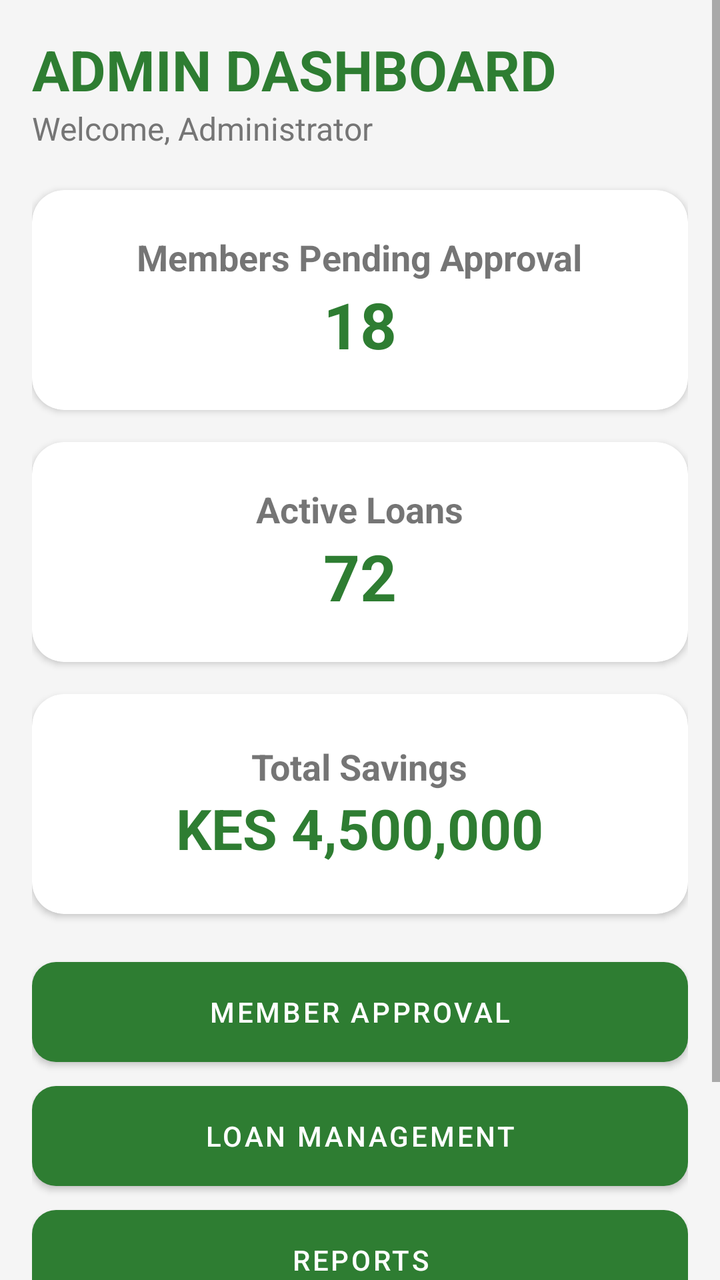
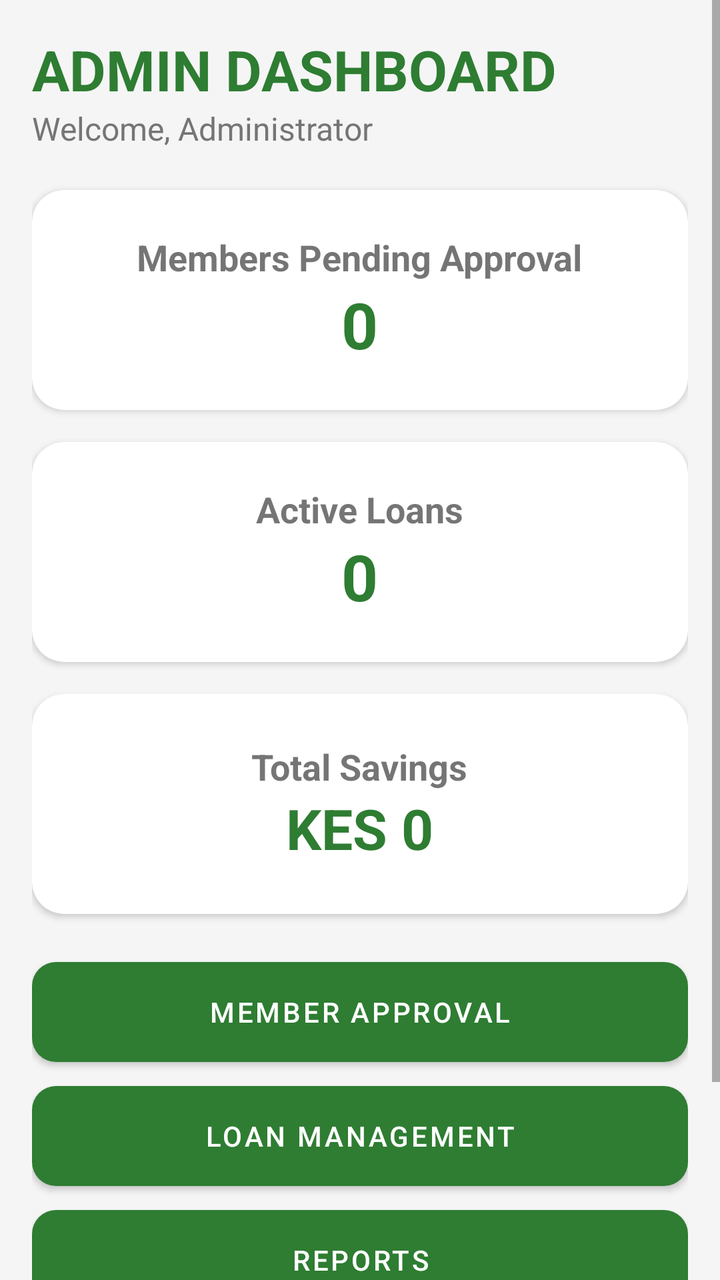

The first picture is an Android layout as it rendered before a commit; the second is the same layout after the commit. The layout source and the unified diff follow.
<!-- AndroidManifest.xml: application theme Theme.JiSaveSacco -->
<!-- res/layout/activity_admin_dashboard.xml -->
<?xml version="1.0" encoding="utf-8"?>
<ScrollView xmlns:android="http://schemas.android.com/apk/res/android"
    xmlns:app="http://schemas.android.com/apk/res-auto"
    android:layout_width="match_parent"
    android:layout_height="match_parent"
    android:background="@color/background">

    <LinearLayout
        android:layout_width="match_parent"
        android:layout_height="wrap_content"
        android:orientation="vertical"
        android:padding="16dp">

        <TextView
            android:layout_width="wrap_content"
            android:layout_height="wrap_content"
            android:text="ADMIN DASHBOARD"
            android:textStyle="bold"
            android:textSize="28sp"
            android:textColor="@color/primaryGreen"/>

        <TextView
            android:layout_width="wrap_content"
            android:layout_height="wrap_content"
            android:text="Welcome, Administrator"
            android:textColor="@color/textGray"
            android:textSize="16sp"
            android:layout_marginBottom="20dp"/>

        
        <androidx.cardview.widget.CardView
            android:layout_width="match_parent"
            android:layout_height="110dp"
            android:layout_marginBottom="16dp"
            app:cardCornerRadius="16dp">

            <LinearLayout
                android:layout_width="match_parent"
                android:layout_height="match_parent"
                android:gravity="center"
                android:orientation="vertical">

                <TextView
                    android:text="Members Pending Approval"
                    android:textSize="18sp"
                    android:textStyle="bold"
                    android:layout_width="wrap_content"
                    android:layout_height="wrap_content"/>

                <TextView
                    android:text="18"
                    android:textSize="32sp"
                    android:textStyle="bold"
                    android:textColor="@color/primaryGreen"
                    android:layout_width="wrap_content"
                    android:layout_height="wrap_content"/>

            </LinearLayout>

        </androidx.cardview.widget.CardView>

        
        <androidx.cardview.widget.CardView
            android:layout_width="match_parent"
            android:layout_height="110dp"
            android:layout_marginBottom="16dp"
            app:cardCornerRadius="16dp">

            <LinearLayout
                android:layout_width="match_parent"
                android:layout_height="match_parent"
                android:gravity="center"
                android:orientation="vertical">

                <TextView
                    android:text="Active Loans"
                    android:textSize="18sp"
                    android:textStyle="bold"
                    android:layout_width="wrap_content"
                    android:layout_height="wrap_content"/>

                <TextView
                    android:text="72"
                    android:textSize="32sp"
                    android:textStyle="bold"
                    android:textColor="@color/primaryGreen"
                    android:layout_width="wrap_content"
                    android:layout_height="wrap_content"/>

            </LinearLayout>

        </androidx.cardview.widget.CardView>

        
        <androidx.cardview.widget.CardView
            android:layout_width="match_parent"
            android:layout_height="110dp"
            android:layout_marginBottom="24dp"
            app:cardCornerRadius="16dp">

            <LinearLayout
                android:layout_width="match_parent"
                android:layout_height="match_parent"
                android:gravity="center"
                android:orientation="vertical">

                <TextView
                    android:text="Total Savings"
                    android:textSize="18sp"
                    android:textStyle="bold"
                    android:layout_width="wrap_content"
                    android:layout_height="wrap_content"/>

                <TextView
                    android:text="KES 4,500,000"
                    android:textSize="28sp"
                    android:textStyle="bold"
                    android:textColor="@color/primaryGreen"
                    android:layout_width="wrap_content"
                    android:layout_height="wrap_content"/>

            </LinearLayout>

        </androidx.cardview.widget.CardView>

        <Button
            android:id="@+id/btnMemberApproval"
            android:layout_width="match_parent"
            android:layout_height="50dp"
            android:text="MEMBER APPROVAL"
            android:background="@drawable/rounded_button"
            android:textColor="@color/white"/>

        <Button
            android:id="@+id/btnLoanManagement"
            android:layout_width="match_parent"
            android:layout_height="50dp"
            android:layout_marginTop="12dp"
            android:text="LOAN MANAGEMENT"
            android:background="@drawable/rounded_button"
            android:textColor="@color/white"/>

        <Button
            android:id="@+id/btnReports"
            android:layout_width="match_parent"
            android:layout_height="50dp"
            android:layout_marginTop="12dp"
            android:text="REPORTS"
            android:background="@drawable/rounded_button"
            android:textColor="@color/white"/>

        <Button
            android:id="@+id/btnAdminLogout"
            android:layout_width="match_parent"
            android:layout_height="50dp"
            android:layout_marginTop="12dp"
            android:layout_marginBottom="24dp"
            android:text="LOGOUT"
            android:background="@drawable/rounded_button"
            android:textColor="@color/white"/>

    </LinearLayout>

</ScrollView>
<!-- resources referenced by this layout -->
<resources>
  <color name="background">#F5F5F5</color>
  <color name="primaryGreen">#2E7D32</color>
  <color name="textGray">#757575</color>
  <color name="white">#FFFFFF</color>
  <!-- drawable rounded_button (drawable) -->
  <?xml version="1.0" encoding="utf-8"?>
  <shape xmlns:android="http://schemas.android.com/apk/res/android">
  
      <solid android:color="@color/primaryGreen"/>
  
      <corners android:radius="12dp"/>
  
  </shape>
  <style name="Theme.JiSaveSacco" parent="Theme.MaterialComponents.DayNight.NoActionBar">
  
          <item name="colorPrimary">@color/primaryGreen</item>
          <item name="colorPrimaryVariant">@color/primaryDarkGreen</item>
          <item name="colorOnPrimary">@color/white</item>
  
          <item name="colorSecondary">@color/gold</item>
          <item name="colorSecondaryVariant">@color/gold</item>
          <item name="colorOnSecondary">@color/black</item>
  
          <item name="android:statusBarColor">@color/primaryDarkGreen</item>
  
      </style>
  <color name="primaryDarkGreen">#1B5E20</color>
  <color name="gold">#FFC107</color>
  <color name="black">#212121</color>
</resources>

<!-- the commit's change to res/layout/activity_admin_dashboard.xml (unified diff, before → after) -->
@@ -27,7 +27,6 @@
             android:textSize="16sp"
             android:layout_marginBottom="20dp"/>
 
-        
         <androidx.cardview.widget.CardView
             android:layout_width="match_parent"
             android:layout_height="110dp"
@@ -48,7 +47,8 @@
                     android:layout_height="wrap_content"/>
 
                 <TextView
-                    android:text="18"
+                    android:id="@+id/txtAdminPendingCount"
+                    android:text="0"
                     android:textSize="32sp"
                     android:textStyle="bold"
                     android:textColor="@color/primaryGreen"
@@ -59,7 +59,6 @@
 
         </androidx.cardview.widget.CardView>
 
-        
         <androidx.cardview.widget.CardView
             android:layout_width="match_parent"
             android:layout_height="110dp"
@@ -80,7 +79,8 @@
                     android:layout_height="wrap_content"/>
 
                 <TextView
-                    android:text="72"
+                    android:id="@+id/txtAdminActiveLoansCount"
+                    android:text="0"
                     android:textSize="32sp"
                     android:textStyle="bold"
                     android:textColor="@color/primaryGreen"
@@ -91,7 +91,6 @@
 
         </androidx.cardview.widget.CardView>
 
-        
         <androidx.cardview.widget.CardView
             android:layout_width="match_parent"
             android:layout_height="110dp"
@@ -112,7 +111,8 @@
                     android:layout_height="wrap_content"/>
 
                 <TextView
-                    android:text="KES 4,500,000"
+                    android:id="@+id/txtAdminTotalSavings"
+                    android:text="KES 0"
                     android:textSize="28sp"
                     android:textStyle="bold"
                     android:textColor="@color/primaryGreen"
